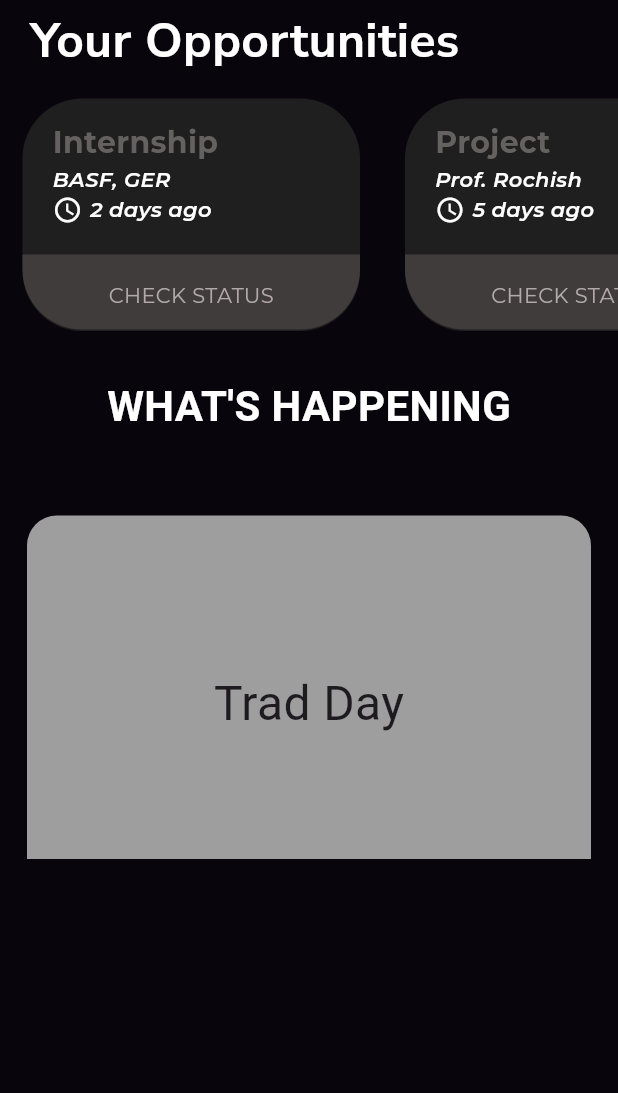
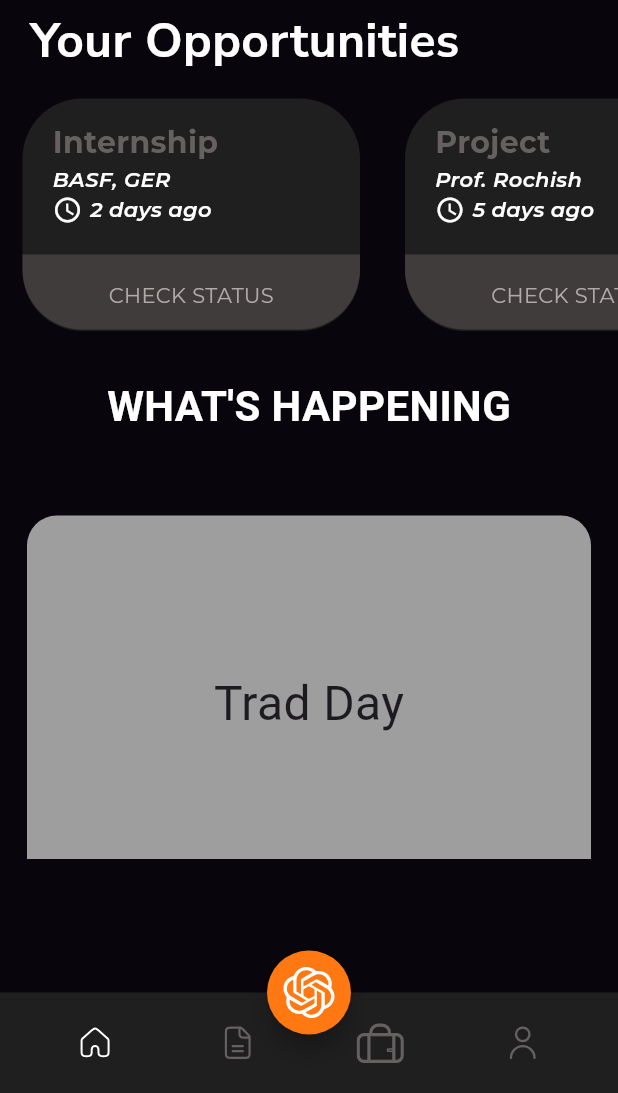
Before and after one commit to aastha51551/ChEA-App, a Flutter app: the screen it shows after launch, on a phone screen of 412 x 824 dp, the part 143-1236 px from its top. Run offline on Flutter 3.47's test engine with Material 3 defaults, Android fonts, the phone set to English and light mode, and no system bars; our stand-ins replace flutter_svg, google_fonts.

Commit message:
Add: Bottom Navigation Bar

```diff
--- a/chea/lib/main.dart
+++ b/chea/lib/main.dart
@@ -1,19 +1,22 @@
-// ignore_for_file: prefer_const_constructors, sort_child_properties_last
+// ignore_for_file: prefer_const_constructors, sort_child_properties_last, camel_case_types
 
 import 'package:chea/pages/home.dart';
 import 'package:flutter/material.dart';
 import 'package:flutter_svg/flutter_svg.dart';
 import 'package:google_fonts/google_fonts.dart';
 
-int defaultBackground = 0xff08050c;
-
 void main() {
   runApp(const MyApp());
 }
 
-class MyApp extends StatelessWidget {
+class MyApp extends StatefulWidget {
   const MyApp({super.key});
 
+  @override
+  State<MyApp> createState() => _MyAppState();
+}
+
+class _MyAppState extends State<MyApp> {
   @override
   Widget build(BuildContext context) {
     double height = MediaQuery.of(context).size.height;
@@ -33,6 +36,9 @@ class MyApp extends StatelessWidget {
     ];
     return MaterialApp(
         debugShowCheckedModeBanner: false,
+        theme: ThemeData(
+            bottomNavigationBarTheme: BottomNavigationBarThemeData(
+                backgroundColor: Color(defaultBackground))),
         title: 'ChEA',
         home: Scaffold(
             backgroundColor: Color(defaultBackground),
@@ -65,11 +71,68 @@ class MyApp extends StatelessWidget {
                 alignment: Alignment.centerLeft,
               ),
             ),
-          body:
-              Home(Opportunities: Opportunities, width: width, height: height),
+            body: Home(
+                Opportunities: Opportunities, width: width, height: height),
             //Navigation Drawer
             endDrawer: buildDrawer(width: width),
-        ));
+            floatingActionButtonLocation:
+                FloatingActionButtonLocation.centerDocked,
+            floatingActionButton: FloatingActionButton(
+                onPressed: () {},
+                backgroundColor: Color(0xffff7811),
+                shape: ShapeBorder.lerp(
+                    RoundedRectangleBorder(
+                        borderRadius: BorderRadius.circular(50)),
+                    RoundedRectangleBorder(
+                        borderRadius: BorderRadius.circular(50)),
+                    0.5),
+                child: Center(
+                  child: SizedBox(
+                    height: 50,
+                    width: double.infinity,
+                    child: Padding(
+                      padding: const EdgeInsets.only(top: 8.0),
+                      child: SvgPicture.asset(
+                        'assets/icons/ai.svg',
+                        colorFilter:
+                            ColorFilter.mode(Colors.white, BlendMode.srcIn),
+                      ),
+                    ),
+                  ),
+                )),
+            bottomNavigationBar: BottomAppBar(
+                color: Color(0xff201f1f),
+                height: 67,
+                child: Row(
+                  children: [
+                    Expanded(
+                      child: IconButton(
+                        icon: SvgPicture.asset(
+                          'assets/icons/house.svg',
+                        ),
+                        onPressed: () {},
+                      ),
+                    ),
+                    Expanded(
+                      child: IconButton(
+                        icon: SvgPicture.asset('assets/icons/document.svg'),
+                        onPressed: () {},
+                      ),
+                    ),
+                    Expanded(
+                      child: IconButton(
+                        icon: SvgPicture.asset('assets/icons/briefcase.svg'),
+                        onPressed: () {},
+                      ),
+                    ),
+                    Expanded(
+                      child: IconButton(
+                        icon: SvgPicture.asset('assets/icons/user.svg'),
+                        onPressed: () {},
+                      ),
+                    ),
+                  ],
+                ))));
   }
 }
 
--- a/chea/lib/pages/home.dart
+++ b/chea/lib/pages/home.dart
@@ -1,3 +1,5 @@
+// ignore_for_file: non_constant_identifier_names
+
 import 'package:google_fonts/google_fonts.dart';
 import 'package:flutter/material.dart';
 
@@ -98,7 +100,7 @@ Container opportunities(List<Map<String, String>> Opportunities) {
               style: GoogleFonts.nunitoSans(
                 fontSize: 32,
                 fontWeight: FontWeight.w700,
-                color: Color(0xffffffff),
+                color: const Color(0xffffffff),
               )),
         ),
         SizedBox(
@@ -125,7 +127,8 @@ Widget _opportunities(Map<String, String> Opportunity) {
   return Container(
     width: 225,
     decoration: BoxDecoration(
-        borderRadius: BorderRadius.circular(40), color: Color(0xff201F1F)),
+        borderRadius: BorderRadius.circular(40),
+        color: const Color(0xff201F1F)),
     child: Column(
       children: [
         SizedBox(
@@ -144,12 +147,12 @@ Widget _opportunities(Map<String, String> Opportunity) {
               style: GoogleFonts.montserrat(
                   fontWeight: FontWeight.w700,
                   fontSize: 20,
-                  color: Color(0xff666161)),
+                  color: const Color(0xff666161)),
               textAlign: TextAlign.left,
             ),
           ),
         ),
-        Container(
+        SizedBox(
           width: 225,
           child: Padding(
             padding: const EdgeInsets.only(left: 20.0),
@@ -159,7 +162,7 @@ Widget _opportunities(Map<String, String> Opportunity) {
                   fontWeight: FontWeight.w600,
                   fontSize: 14,
                   fontStyle: FontStyle.italic,
-                  color: Color(0xffffffff)),
+                  color: const Color(0xffffffff)),
               textAlign: TextAlign.left,
             ),
           ),
@@ -193,7 +196,7 @@ Widget _opportunities(Map<String, String> Opportunity) {
             width: 225,
             height: 50,
             decoration: const BoxDecoration(
-                borderRadius: const BorderRadius.only(
+                borderRadius: BorderRadius.only(
                     bottomLeft: Radius.circular(40),
                     bottomRight: Radius.circular(40)),
                 color: Color(0xff403c3c)),
```
Also changed, not shown: chea/assets/icons/ai.svg (added), chea/assets/icons/briefcase.svg (added), chea/assets/icons/document.svg (added), chea/assets/icons/house.svg (added), chea/assets/icons/user.svg (added). Lines whose indentation alone changed are shown as unchanged.
